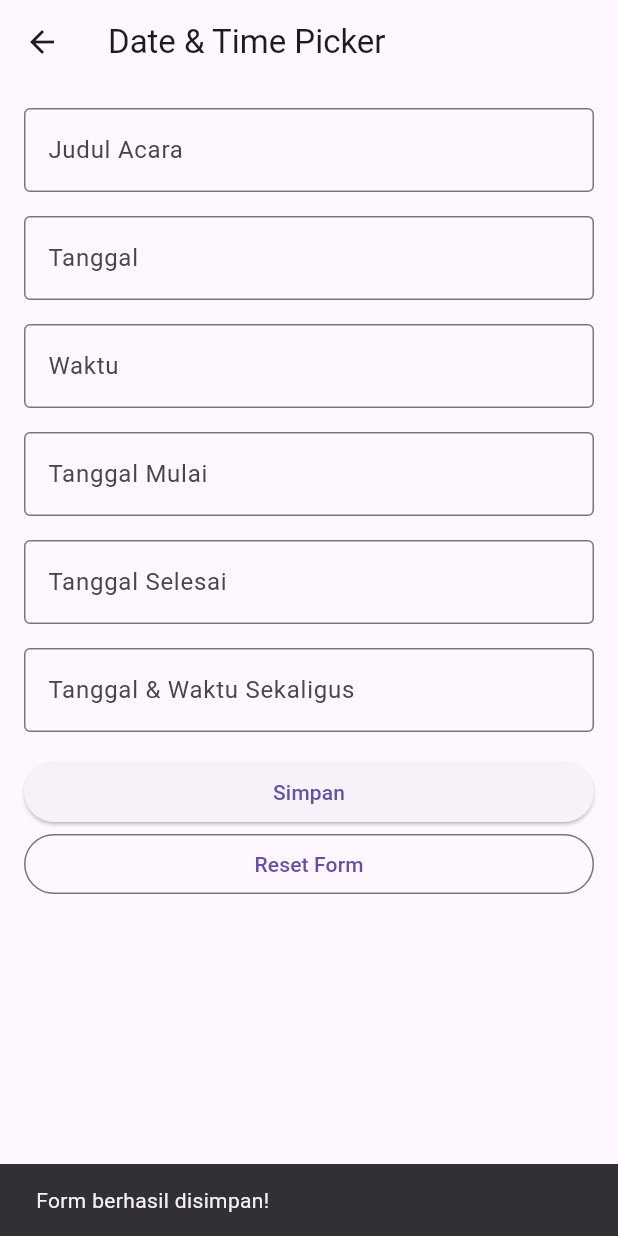
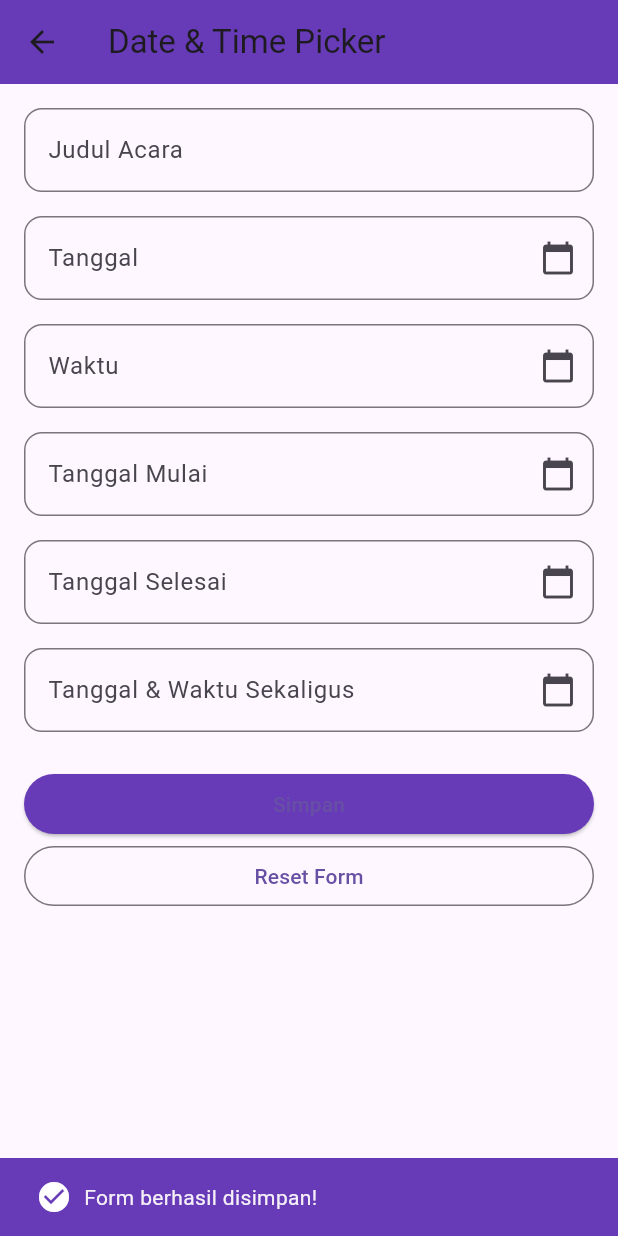
Before and after one commit to auraadiana22/MobileProgramming_p7, a Flutter app: the Pertemuan9Page screen opened directly, after a tap on "Simpan", on a phone screen of 412 x 824 dp. Run offline on Flutter 3.47's test engine with Material 3 defaults, Android fonts, the phone set to English and light mode, and no system bars; our stand-ins replace salomon_bottom_bar.

Commit message:
Modified: lib/pertemuan/pertemuan9.dart

```diff
--- a/lib/pertemuan/pertemuan9.dart
+++ b/lib/pertemuan/pertemuan9.dart
@@ -165,9 +165,18 @@ class _Pertemuan9PageState extends State<Pertemuan9Page> {
 
   void _submit() {
     if (_formKey.currentState?.validate() ?? false) {
-      ScaffoldMessenger.of(
-        context,
-      ).showSnackBar(const SnackBar(content: Text('Form berhasil disimpan!')));
+      ScaffoldMessenger.of(context).showSnackBar(
+        SnackBar(
+          content: Row(
+            children: const [
+              Icon(Icons.check_circle, color: Colors.white),
+              SizedBox(width: 8),
+              Text('Form berhasil disimpan!'),
+            ],
+          ),
+          backgroundColor: Colors.deepPurple,
+        ),
+      );
     }
   }
 
@@ -184,15 +193,16 @@ class _Pertemuan9PageState extends State<Pertemuan9Page> {
       decoration: InputDecoration(
         labelText: label,
         hintText: hint,
-        border: const OutlineInputBorder(),
+        border: OutlineInputBorder(borderRadius: BorderRadius.circular(12)),
+        suffixIcon: const Icon(Icons.calendar_today),
       ),
     );
   }
 
-  Widget _previewRow(String title, String value) {
+  Widget _previewRow(IconData icon, String title, String value) {
     return Row(
       children: [
-        Icon(Icons.check_circle_outline, size: 18, color: Colors.blue),
+        Icon(icon, size: 18, color: Colors.deepPurple),
         const SizedBox(width: 6),
         Text('$title: $value', style: const TextStyle(fontSize: 14)),
       ],
@@ -202,7 +212,10 @@ class _Pertemuan9PageState extends State<Pertemuan9Page> {
   @override
   Widget build(BuildContext context) {
     return Scaffold(
-      appBar: AppBar(title: const Text('Date & Time Picker')),
+      appBar: AppBar(
+        title: const Text('Date & Time Picker'),
+        backgroundColor: Colors.deepPurple,
+      ),
       body: SingleChildScrollView(
         padding: const EdgeInsets.all(16),
         child: Form(
@@ -214,7 +227,9 @@ class _Pertemuan9PageState extends State<Pertemuan9Page> {
                 controller: _titleController,
                 decoration: const InputDecoration(
                   labelText: 'Judul Acara',
-                  border: OutlineInputBorder(),
+                  border: OutlineInputBorder(
+                    borderRadius: BorderRadius.all(Radius.circular(12)),
+                  ),
                 ),
               ),
               const SizedBox(height: 16),
@@ -252,15 +267,34 @@ class _Pertemuan9PageState extends State<Pertemuan9Page> {
                 hint: 'Pilih tanggal & waktu',
                 onTap: _pickDateTime,
               ),
-              const SizedBox(height: 16),
-              ElevatedButton(onPressed: _submit, child: const Text('Simpan')),
+              const SizedBox(height: 24),
+              ElevatedButton(
+                onPressed: _submit,
+                style: ElevatedButton.styleFrom(
+                  backgroundColor: Colors.deepPurple,
+                ),
+                child: const Text('Simpan'),
+              ),
               OutlinedButton(
                 onPressed: _reset,
                 child: const Text('Reset Form'),
               ),
               const SizedBox(height: 24),
               if (_hasAnyValue)
-                Column(
+                Container(
+                  padding: const EdgeInsets.all(12),
+                  decoration: BoxDecoration(
+                    color: Colors.grey.shade100,
+                    borderRadius: BorderRadius.circular(12),
+                    boxShadow: const [
+                      BoxShadow(
+                        color: Colors.black12,
+                        blurRadius: 8,
+                        offset: Offset(0, 4),
+                      ),
+                    ],
+                  ),
+                  child: Column(
                     crossAxisAlignment: CrossAxisAlignment.start,
                     children: [
                       const Text(
@@ -269,20 +303,38 @@ class _Pertemuan9PageState extends State<Pertemuan9Page> {
                       ),
                       const SizedBox(height: 8),
                       if (_titleController.text.isNotEmpty)
-                      _previewRow('Judul', _titleController.text),
+                        _previewRow(
+                          Icons.title,
+                          'Judul',
+                          _titleController.text,
+                        ),
                       if (_dateController.text.isNotEmpty)
-                      _previewRow('Tanggal', _dateController.text),
+                        _previewRow(
+                          Icons.calendar_today,
+                          'Tanggal',
+                          _dateController.text,
+                        ),
                       if (_timeController.text.isNotEmpty)
-                      _previewRow('Waktu', _timeController.text),
+                        _previewRow(
+                          Icons.access_time,
+                          'Waktu',
+                          _timeController.text,
+                        ),
                       if (_startDateController.text.isNotEmpty &&
                           _endDateController.text.isNotEmpty)
                         _previewRow(
+                          Icons.date_range,
                           'Rentang',
                           '${_startDateController.text} - ${_endDateController.text}',
                         ),
                       if (_dateTimeController.text.isNotEmpty)
-                      _previewRow('Tanggal & Waktu', _dateTimeController.text),
+                        _previewRow(
+                          Icons.schedule,
+                          'Tanggal & Waktu',
+                          _dateTimeController.text,
+                        ),
                     ],
+                  ),
                 ),
             ],
           ),
```
Lines whose indentation alone changed are shown as unchanged.
